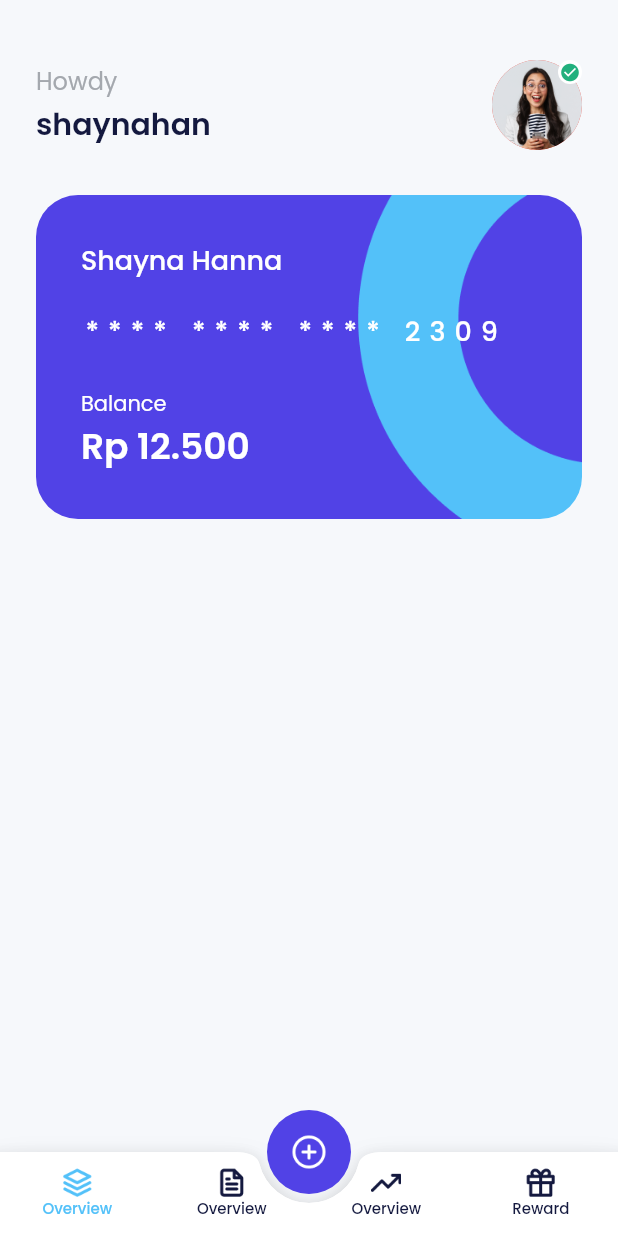
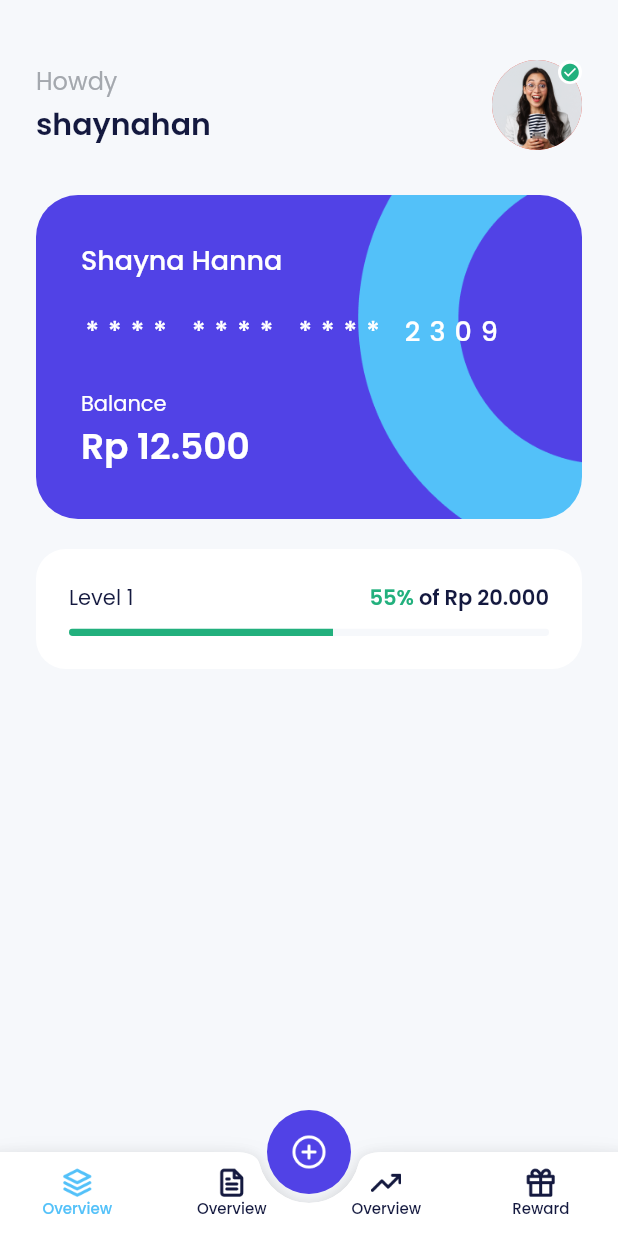
Before and after one commit to ahmadm712/ewallet, a Flutter app: the HomePage screen opened by its route, on a phone screen of 412 x 824 dp. Run offline on Flutter 3.47's test engine with Material 2 defaults, Android fonts, the phone set to English and light mode, and no system bars; our stand-ins replace bloc, carousel_slider, equatable, google_fonts.

Commit message:
create levelWidget

```diff
--- a/lib/ui/pages/home/home_page.dart
+++ b/lib/ui/pages/home/home_page.dart
@@ -21,6 +21,7 @@ class _HomePageState extends State<HomePage> {
         children: [
           buildProfile(),
           buildCardWidget(),
+          buildLevel(),
         ],
       ),
       floatingActionButtonLocation: FloatingActionButtonLocation.centerDocked,
@@ -207,4 +208,54 @@ class _HomePageState extends State<HomePage> {
       ),
     );
   }
+
+  Widget buildLevel() {
+    return Container(
+      margin: const EdgeInsets.only(top: 20),
+      padding: const EdgeInsets.all(22),
+      decoration: BoxDecoration(
+        color: kPrimaryColor,
+        borderRadius: BorderRadius.circular(20),
+      ),
+      child: Column(
+        children: [
+          Row(
+            children: [
+              Text(
+                'Level 1',
+                style: blackTextStyle.copyWith(
+                  fontWeight: regular,
+                ),
+              ),
+              const Spacer(),
+              Text(
+                '55% ',
+                style: greenTextStyle.copyWith(
+                  fontWeight: semiBold,
+                ),
+              ),
+              Text(
+                'of Rp 20.000',
+                style: blackTextStyle.copyWith(
+                  fontWeight: semiBold,
+                ),
+              ),
+            ],
+          ),
+          const SizedBox(
+            height: 10,
+          ),
+          ClipRRect(
+            borderRadius: BorderRadius.circular(55),
+            child: const LinearProgressIndicator(
+              value: 0.55,
+              minHeight: 5,
+              backgroundColor: kLightBackgroundColor,
+              valueColor: AlwaysStoppedAnimation(kGreenColor),
+            ),
+          )
+        ],
+      ),
+    );
+  }
 }
```
